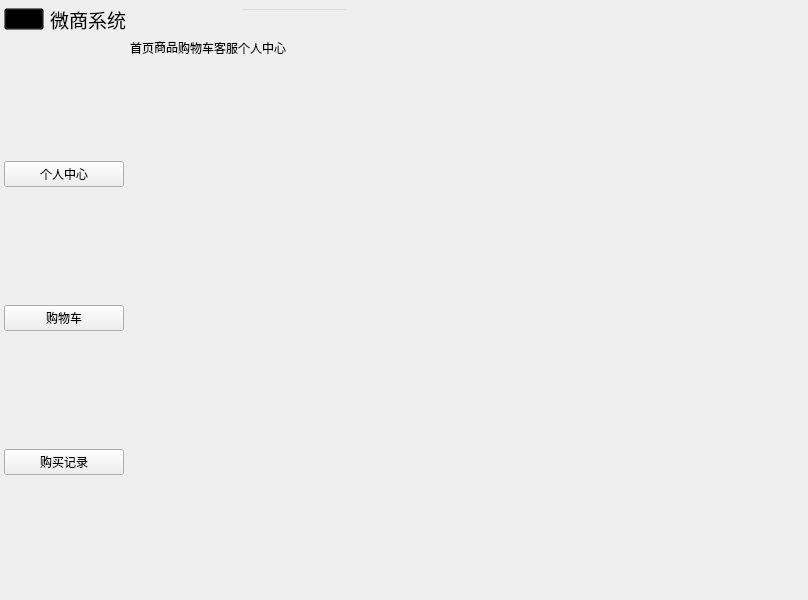
Above: client/mainwindow.ui from Rito-492/E-commerce-system before the change. Below: the same form after it.
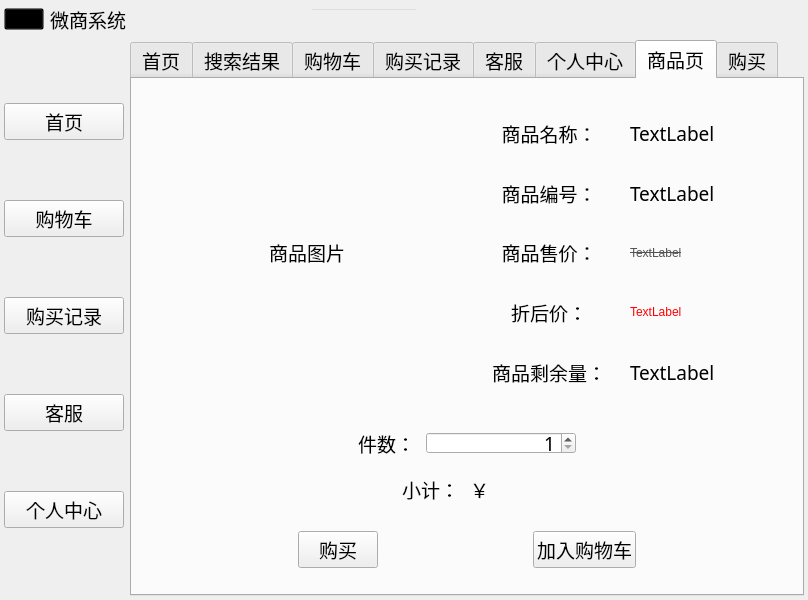
That is the form after the change. The open tabs and pages were chosen to show the change. Icons and pictures are not drawn.

Patch:
```diff
--- a/client/mainwindow.ui
+++ b/client/mainwindow.ui
@@ -21,9 +21,9 @@
   </property>
   <property name="styleSheet">
    <string notr="true">/*background-color: qlineargradient(spread:pad, x1:0.466, y1:0, x2:0.477, y2:1, stop:0.0795455 rgba(202, 164, 188, 255), stop:1 rgba(255, 255, 255, 255));
-background-color: rgb(247, 249, 252);*/
+background-color: rgb(247, 249, 252);
 font: 14pt &quot;华文中宋&quot;;
-alternate-background-color: rgb(255, 219, 254);</string>
+alternate-background-color: rgb(255, 219, 254);*/</string>
   </property>
   <widget class="QWidget" name="centralwidget">
    <layout class="QVBoxLayout" name="verticalLayout">
@@ -125,6 +125,76 @@
          </layout>
         </widget>
        </item>
+       <item>
+        <widget class="QPushButton" name="returnButton">
+         <property name="sizePolicy">
+          <sizepolicy hsizetype="Fixed" vsizetype="Fixed">
+           <horstretch>0</horstretch>
+           <verstretch>0</verstretch>
+          </sizepolicy>
+         </property>
+         <property name="minimumSize">
+          <size>
+           <width>30</width>
+           <height>30</height>
+          </size>
+         </property>
+         <property name="maximumSize">
+          <size>
+           <width>30</width>
+           <height>30</height>
+          </size>
+         </property>
+         <property name="cursor">
+          <cursorShape>PointingHandCursor</cursorShape>
+         </property>
+         <property name="text">
+          <string/>
+         </property>
+         <property name="icon">
+          <iconset resource="resource.qrc">
+           <normaloff>:/TitleBar/icons/return.png</normaloff>:/TitleBar/icons/return.png</iconset>
+         </property>
+         <property name="flat">
+          <bool>true</bool>
+         </property>
+        </widget>
+       </item>
+       <item>
+        <widget class="QPushButton" name="refreshButton">
+         <property name="sizePolicy">
+          <sizepolicy hsizetype="Fixed" vsizetype="Fixed">
+           <horstretch>0</horstretch>
+           <verstretch>0</verstretch>
+          </sizepolicy>
+         </property>
+         <property name="minimumSize">
+          <size>
+           <width>30</width>
+           <height>30</height>
+          </size>
+         </property>
+         <property name="maximumSize">
+          <size>
+           <width>30</width>
+           <height>30</height>
+          </size>
+         </property>
+         <property name="cursor">
+          <cursorShape>PointingHandCursor</cursorShape>
+         </property>
+         <property name="text">
+          <string/>
+         </property>
+         <property name="icon">
+          <iconset resource="resource.qrc">
+           <normaloff>:/TitleBar/icons/refresh.png</normaloff>:/TitleBar/icons/refresh.png</iconset>
+         </property>
+         <property name="flat">
+          <bool>true</bool>
+         </property>
+        </widget>
+       </item>
        <item>
         <spacer name="horizontalSpacer_2">
          <property name="orientation">
@@ -221,6 +291,9 @@
            <height>30</height>
           </size>
          </property>
+         <property name="cursor">
+          <cursorShape>PointingHandCursor</cursorShape>
+         </property>
          <property name="text">
           <string/>
          </property>
@@ -300,6 +373,9 @@
            <height>30</height>
           </size>
          </property>
+         <property name="cursor">
+          <cursorShape>PointingHandCursor</cursorShape>
+         </property>
          <property name="text">
           <string/>
          </property>
@@ -332,6 +408,9 @@
            <height>30</height>
           </size>
          </property>
+         <property name="cursor">
+          <cursorShape>PointingHandCursor</cursorShape>
+         </property>
          <property name="text">
           <string/>
          </property>
@@ -398,12 +477,12 @@
            <number>0</number>
           </property>
           <item>
-           <widget class="QPushButton" name="profileButton">
+           <widget class="QPushButton" name="homeButton">
             <property name="cursor">
              <cursorShape>PointingHandCursor</cursorShape>
             </property>
             <property name="text">
-             <string>个人中心</string>
+             <string>首页</string>
             </property>
            </widget>
           </item>
@@ -442,6 +521,29 @@
             </property>
            </widget>
           </item>
+          <item>
+           <widget class="QPushButton" name="supportButton">
+            <property name="cursor">
+             <cursorShape>PointingHandCursor</cursorShape>
+            </property>
+            <property name="text">
+             <string>客服</string>
+            </property>
+           </widget>
+          </item>
+          <item>
+           <widget class="QPushButton" name="profileButton">
+            <property name="cursor">
+             <cursorShape>PointingHandCursor</cursorShape>
+            </property>
+            <property name="text">
+             <string>个人中心</string>
+            </property>
+            <property name="flat">
+             <bool>false</bool>
+            </property>
+           </widget>
+          </item>
          </layout>
         </widget>
        </item>
@@ -463,49 +565,57 @@
           <cursorShape>ArrowCursor</cursorShape>
          </property>
          <property name="styleSheet">
-          <string notr="true">QTabBar::tab {
-         border: none;                 // 去除标签的边框
-         border-bottom-color: transparent; // 如果需要，去除底部边框的颜色（通常是分隔线）
-		background: transparent;        // 设置标签背景为透明
-}
-QTabBar {
-    border: none;                  // 去除整个标签栏的边框
-}
-QTabWidget::pane {
-    border: none;                  // 去除内容区域的边框
-}</string>
+          <string notr="true"/>
          </property>
          <property name="tabPosition">
           <enum>QTabWidget::TabPosition::North</enum>
          </property>
          <property name="currentIndex">
-          <number>3</number>
+          <number>7</number>
          </property>
          <property name="elideMode">
           <enum>Qt::TextElideMode::ElideNone</enum>
          </property>
+         <property name="tabBarAutoHide">
+          <bool>true</bool>
+         </property>
          <widget class="QWidget" name="homeTab">
           <attribute name="title">
            <string>首页</string>
           </attribute>
          </widget>
-         <widget class="QWidget" name="commodityTab">
+         <widget class="QWidget" name="resultTab">
           <attribute name="title">
-           <string>商品</string>
+           <string>搜索结果</string>
           </attribute>
+          <layout class="QVBoxLayout" name="verticalLayout_6">
+           <item>
+            <widget class="QListWidget" name="resultListWidget"/>
+           </item>
+          </layout>
          </widget>
          <widget class="QWidget" name="shoppingcartTab">
           <attribute name="title">
            <string>购物车</string>
           </attribute>
          </widget>
+         <widget class="QWidget" name="shoppingRecordsTab">
+          <attribute name="title">
+           <string>购买记录</string>
+          </attribute>
+          <layout class="QVBoxLayout" name="verticalLayout_5">
+           <item>
+            <widget class="QListWidget" name="shoppingRecordsListWidget"/>
+           </item>
+          </layout>
+         </widget>
          <widget class="QWidget" name="supportTab">
           <attribute name="title">
            <string>客服</string>
           </attribute>
           <layout class="QVBoxLayout" name="verticalLayout_4">
            <item>
-            <widget class="QListWidget" name="listWidget"/>
+            <widget class="QListWidget" name="supportListWidget"/>
            </item>
            <item>
             <widget class="QWidget" name="widget_5" native="true">
@@ -523,7 +633,7 @@
              </property>
              <layout class="QHBoxLayout" name="horizontalLayout_7">
               <item>
-               <widget class="QTextEdit" name="textEdit"/>
+               <widget class="QTextEdit" name="toSendTextEdit"/>
               </item>
               <item>
                <spacer name="horizontalSpacer_6">
@@ -542,7 +652,7 @@
                </spacer>
               </item>
               <item>
-               <widget class="QPushButton" name="pushButton">
+               <widget class="QPushButton" name="sendButton">
                 <property name="cursor">
                  <cursorShape>PointingHandCursor</cursorShape>
                 </property>
@@ -834,6 +944,467 @@
            </item>
           </layout>
          </widget>
+         <widget class="QWidget" name="commodityTab">
+          <attribute name="title">
+           <string>商品页</string>
+          </attribute>
+          <layout class="QVBoxLayout" name="verticalLayout_7">
+           <item>
+            <widget class="QWidget" name="widget_9" native="true">
+             <layout class="QHBoxLayout" name="horizontalLayout_10">
+              <item>
+               <widget class="QLabel" name="commodityPicLabel">
+                <property name="text">
+                 <string>商品图片</string>
+                </property>
+                <property name="alignment">
+                 <set>Qt::AlignmentFlag::AlignCenter</set>
+                </property>
+               </widget>
+              </item>
+              <item>
+               <widget class="QWidget" name="widget_4" native="true">
+                <layout class="QGridLayout" name="gridLayout_2">
+                 <item row="2" column="0">
+                  <widget class="QLabel" name="commodityPriceLabel">
+                   <property name="text">
+                    <string>商品售价： </string>
+                   </property>
+                   <property name="alignment">
+                    <set>Qt::AlignmentFlag::AlignCenter</set>
+                   </property>
+                  </widget>
+                 </item>
+                 <item row="0" column="0">
+                  <widget class="QLabel" name="commodityNameLabel">
+                   <property name="text">
+                    <string>商品名称： </string>
+                   </property>
+                   <property name="alignment">
+                    <set>Qt::AlignmentFlag::AlignCenter</set>
+                   </property>
+                  </widget>
+                 </item>
+                 <item row="1" column="0">
+                  <widget class="QLabel" name="commodityIdLabel">
+                   <property name="text">
+                    <string>商品编号： </string>
+                   </property>
+                   <property name="alignment">
+                    <set>Qt::AlignmentFlag::AlignCenter</set>
+                   </property>
+                  </widget>
+                 </item>
+                 <item row="4" column="0">
+                  <widget class="QLabel" name="commodityRemainLabel">
+                   <property name="text">
+                    <string>商品剩余量： </string>
+                   </property>
+                   <property name="alignment">
+                    <set>Qt::AlignmentFlag::AlignCenter</set>
+                   </property>
+                  </widget>
+                 </item>
+                 <item row="3" column="0">
+                  <widget class="QLabel" name="commodityDiscountLabel">
+                   <property name="text">
+                    <string>折后价： </string>
+                   </property>
+                   <property name="alignment">
+                    <set>Qt::AlignmentFlag::AlignCenter</set>
+                   </property>
+                  </widget>
+                 </item>
+                 <item row="0" column="1">
+                  <widget class="QLabel" name="commodityNameShowLabel">
+                   <property name="text">
+                    <string>TextLabel</string>
+                   </property>
+                  </widget>
+                 </item>
+                 <item row="1" column="1">
+                  <widget class="QLabel" name="commodityIdShowLabel">
+                   <property name="text">
+                    <string>TextLabel</string>
+                   </property>
+                  </widget>
+                 </item>
+                 <item row="2" column="1">
+                  <widget class="QLabel" name="commodityPriceShowLabel">
+                   <property name="font">
+                    <font>
+                     <strikeout>true</strikeout>
+                    </font>
+                   </property>
+                   <property name="styleSheet">
+                    <string notr="true">color: rgb(83, 83, 83);</string>
+                   </property>
+                   <property name="text">
+                    <string>TextLabel</string>
+                   </property>
+                  </widget>
+                 </item>
+                 <item row="3" column="1">
+                  <widget class="QLabel" name="commodityDiscountShowLabel">
+                   <property name="styleSheet">
+                    <string notr="true">color: rgb(255, 0, 0);</string>
+                   </property>
+                   <property name="text">
+                    <string>TextLabel</string>
+                   </property>
+                  </widget>
+                 </item>
+                 <item row="4" column="1">
+                  <widget class="QLabel" name="commodityRemainShowLabel">
+                   <property name="text">
+                    <string>TextLabel</string>
+                   </property>
+                  </widget>
+                 </item>
+                </layout>
+               </widget>
+              </item>
+             </layout>
+            </widget>
+           </item>
+           <item>
+            <widget class="QWidget" name="widget_6" native="true">
+             <property name="minimumSize">
+              <size>
+               <width>0</width>
+               <height>40</height>
+              </size>
+             </property>
+             <property name="maximumSize">
+              <size>
+               <width>16777215</width>
+               <height>40</height>
+              </size>
+             </property>
+             <layout class="QHBoxLayout" name="horizontalLayout_8">
+              <item>
+               <spacer name="horizontalSpacer_9">
+                <property name="orientation">
+                 <enum>Qt::Orientation::Horizontal</enum>
+                </property>
+                <property name="sizeHint" stdset="0">
+                 <size>
+                  <width>40</width>
+                  <height>20</height>
+                 </size>
+                </property>
+               </spacer>
+              </item>
+              <item>
+               <widget class="QLabel" name="countLabel">
+                <property name="text">
+                 <string>件数： </string>
+                </property>
+                <property name="alignment">
+                 <set>Qt::AlignmentFlag::AlignRight|Qt::AlignmentFlag::AlignTrailing|Qt::AlignmentFlag::AlignVCenter</set>
+                </property>
+               </widget>
+              </item>
+              <item>
+               <widget class="QSpinBox" name="spinBox">
+                <property name="sizePolicy">
+                 <sizepolicy hsizetype="Fixed" vsizetype="Fixed">
+                  <horstretch>0</horstretch>
+                  <verstretch>0</verstretch>
+                 </sizepolicy>
+                </property>
+                <property name="minimumSize">
+                 <size>
+                  <width>150</width>
+                  <height>0</height>
+                 </size>
+                </property>
+                <property name="maximumSize">
+                 <size>
+                  <width>150</width>
+                  <height>16777215</height>
+                 </size>
+                </property>
+                <property name="toolTip">
+                 <string/>
+                </property>
+                <property name="whatsThis">
+                 <string/>
+                </property>
+                <property name="accessibleName">
+                 <string/>
+                </property>
+                <property name="wrapping">
+                 <bool>false</bool>
+                </property>
+                <property name="frame">
+                 <bool>true</bool>
+                </property>
+                <property name="alignment">
+                 <set>Qt::AlignmentFlag::AlignRight|Qt::AlignmentFlag::AlignTrailing|Qt::AlignmentFlag::AlignVCenter</set>
+                </property>
+                <property name="prefix">
+                 <string/>
+                </property>
+                <property name="minimum">
+                 <number>1</number>
+                </property>
+                <property name="value">
+                 <number>1</number>
+                </property>
+               </widget>
+              </item>
+              <item>
+               <spacer name="horizontalSpacer_10">
+                <property name="orientation">
+                 <enum>Qt::Orientation::Horizontal</enum>
+                </property>
+                <property name="sizeHint" stdset="0">
+                 <size>
+                  <width>40</width>
+                  <height>20</height>
+                 </size>
+                </property>
+               </spacer>
+              </item>
+             </layout>
+            </widget>
+           </item>
+           <item>
+            <widget class="QWidget" name="widget_10" native="true">
+             <property name="sizePolicy">
+              <sizepolicy hsizetype="Preferred" vsizetype="Fixed">
+               <horstretch>0</horstretch>
+               <verstretch>0</verstretch>
+              </sizepolicy>
+             </property>
+             <property name="minimumSize">
+              <size>
+               <width>0</width>
+               <height>40</height>
+              </size>
+             </property>
+             <property name="maximumSize">
+              <size>
+               <width>16777215</width>
+               <height>40</height>
+              </size>
+             </property>
+             <layout class="QHBoxLayout" name="horizontalLayout_11">
+              <item>
+               <widget class="QLabel" name="subtotalLabel">
+                <property name="text">
+                 <string>小计： </string>
+                </property>
+                <property name="alignment">
+                 <set>Qt::AlignmentFlag::AlignRight|Qt::AlignmentFlag::AlignTrailing|Qt::AlignmentFlag::AlignVCenter</set>
+                </property>
+               </widget>
+              </item>
+              <item>
+               <widget class="QLabel" name="subtotalShowLabel">
+                <property name="text">
+                 <string>￥</string>
+                </property>
+               </widget>
+              </item>
+             </layout>
+            </widget>
+           </item>
+           <item>
+            <widget class="QWidget" name="widget_7" native="true">
+             <property name="sizePolicy">
+              <sizepolicy hsizetype="Preferred" vsizetype="Fixed">
+               <horstretch>70</horstretch>
+               <verstretch>0</verstretch>
+              </sizepolicy>
+             </property>
+             <property name="maximumSize">
+              <size>
+               <width>16777215</width>
+               <height>70</height>
+              </size>
+             </property>
+             <layout class="QHBoxLayout" name="horizontalLayout_9">
+              <item>
+               <spacer name="horizontalSpacer_8">
+                <property name="orientation">
+                 <enum>Qt::Orientation::Horizontal</enum>
+                </property>
+                <property name="sizeHint" stdset="0">
+                 <size>
+                  <width>40</width>
+                  <height>20</height>
+                 </size>
+                </property>
+               </spacer>
+              </item>
+              <item>
+               <widget class="QPushButton" name="purchaseButton">
+                <property name="cursor">
+                 <cursorShape>PointingHandCursor</cursorShape>
+                </property>
+                <property name="text">
+                 <string>购买</string>
+                </property>
+               </widget>
+              </item>
+              <item>
+               <spacer name="horizontalSpacer_12">
+                <property name="orientation">
+                 <enum>Qt::Orientation::Horizontal</enum>
+                </property>
+                <property name="sizeHint" stdset="0">
+                 <size>
+                  <width>40</width>
+                  <height>20</height>
+                 </size>
+                </property>
+               </spacer>
+              </item>
+              <item>
+               <widget class="QPushButton" name="addToCartButton">
+                <property name="cursor">
+                 <cursorShape>PointingHandCursor</cursorShape>
+                </property>
+                <property name="text">
+                 <string>加入购物车</string>
+                </property>
+               </widget>
+              </item>
+              <item>
+               <spacer name="horizontalSpacer_11">
+                <property name="orientation">
+                 <enum>Qt::Orientation::Horizontal</enum>
+                </property>
+                <property name="sizeHint" stdset="0">
+                 <size>
+                  <width>40</width>
+                  <height>20</height>
+                 </size>
+                </property>
+               </spacer>
+              </item>
+             </layout>
+            </widget>
+           </item>
+          </layout>
+         </widget>
+         <widget class="QWidget" name="purchaseTab">
+          <attribute name="title">
+           <string>购买</string>
+          </attribute>
+          <layout class="QVBoxLayout" name="verticalLayout_8">
+           <item>
+            <widget class="QListWidget" name="purchaseListWidget"/>
+           </item>
+           <item>
+            <widget class="QWidget" name="widget_11" native="true">
+             <property name="minimumSize">
+              <size>
+               <width>0</width>
+               <height>130</height>
+              </size>
+             </property>
+             <property name="maximumSize">
+              <size>
+               <width>16777215</width>
+               <height>130</height>
+              </size>
+             </property>
+             <layout class="QGridLayout" name="gridLayout_3">
+              <item row="2" column="1">
+               <widget class="QLabel" name="label_3">
+                <property name="text">
+                 <string>收货地址: </string>
+                </property>
+               </widget>
+              </item>
+              <item row="1" column="2">
+               <widget class="QLineEdit" name="phoneNumLineEdit"/>
+              </item>
+              <item row="2" column="2">
+               <widget class="QLineEdit" name="addressLineEdit"/>
+              </item>
+              <item row="0" column="2">
+               <widget class="QLineEdit" name="nameLineEdit"/>
+              </item>
+              <item row="1" column="1">
+               <widget class="QLabel" name="label_2">
+                <property name="text">
+                 <string>手机号: </string>
+                </property>
+               </widget>
+              </item>
+              <item row="0" column="0">
+               <spacer name="horizontalSpacer_13">
+                <property name="orientation">
+                 <enum>Qt::Orientation::Horizontal</enum>
+                </property>
+                <property name="sizeHint" stdset="0">
+                 <size>
+                  <width>40</width>
+                  <height>20</height>
+                 </size>
+                </property>
+               </spacer>
+              </item>
+              <item row="0" column="1">
+               <widget class="QLabel" name="label">
+                <property name="text">
+                 <string>收货人: </string>
+                </property>
+               </widget>
+              </item>
+              <item row="0" column="3">
+               <spacer name="horizontalSpacer_14">
+                <property name="orientation">
+                 <enum>Qt::Orientation::Horizontal</enum>
+                </property>
+                <property name="sizeHint" stdset="0">
+                 <size>
+                  <width>40</width>
+                  <height>20</height>
+                 </size>
+                </property>
+               </spacer>
+              </item>
+             </layout>
+            </widget>
+           </item>
+           <item>
+            <widget class="QWidget" name="widget_8" native="true">
+             <property name="minimumSize">
+              <size>
+               <width>0</width>
+               <height>80</height>
+              </size>
+             </property>
+             <layout class="QHBoxLayout" name="horizontalLayout_12">
+              <item>
+               <widget class="QPushButton" name="payButton">
+                <property name="minimumSize">
+                 <size>
+                  <width>100</width>
+                  <height>30</height>
+                 </size>
+                </property>
+                <property name="maximumSize">
+                 <size>
+                  <width>100</width>
+                  <height>30</height>
+                 </size>
+                </property>
+                <property name="text">
+                 <string>支付</string>
+                </property>
+               </widget>
+              </item>
+             </layout>
+            </widget>
+           </item>
+          </layout>
+         </widget>
         </widget>
        </item>
       </layout>
```
